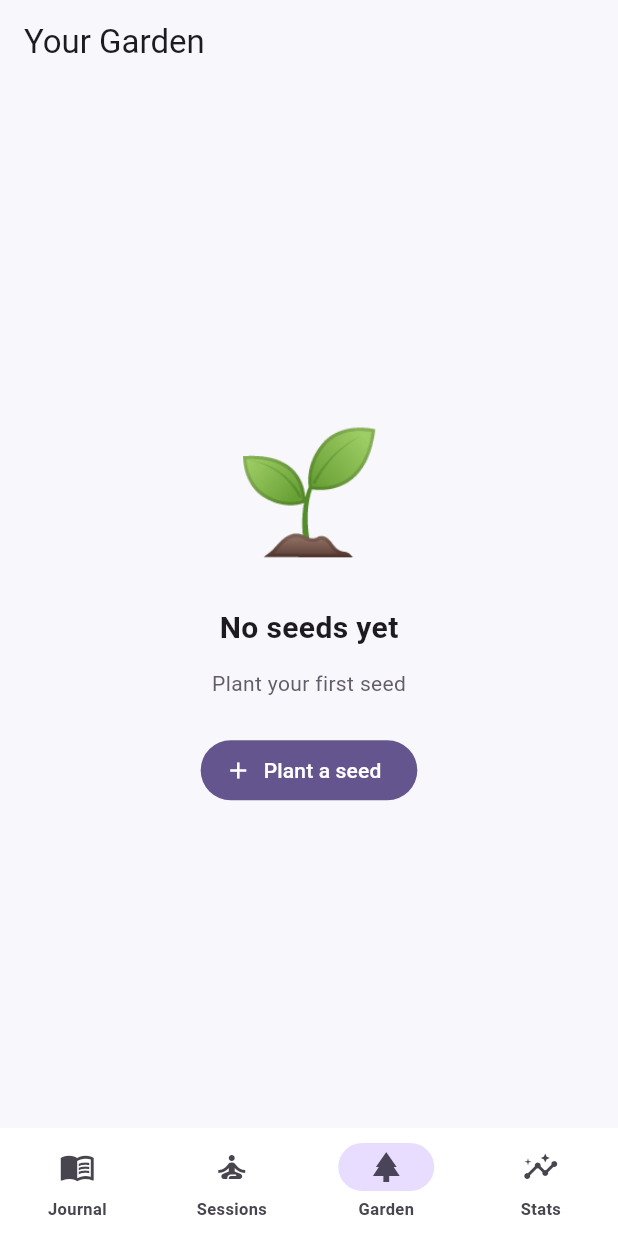
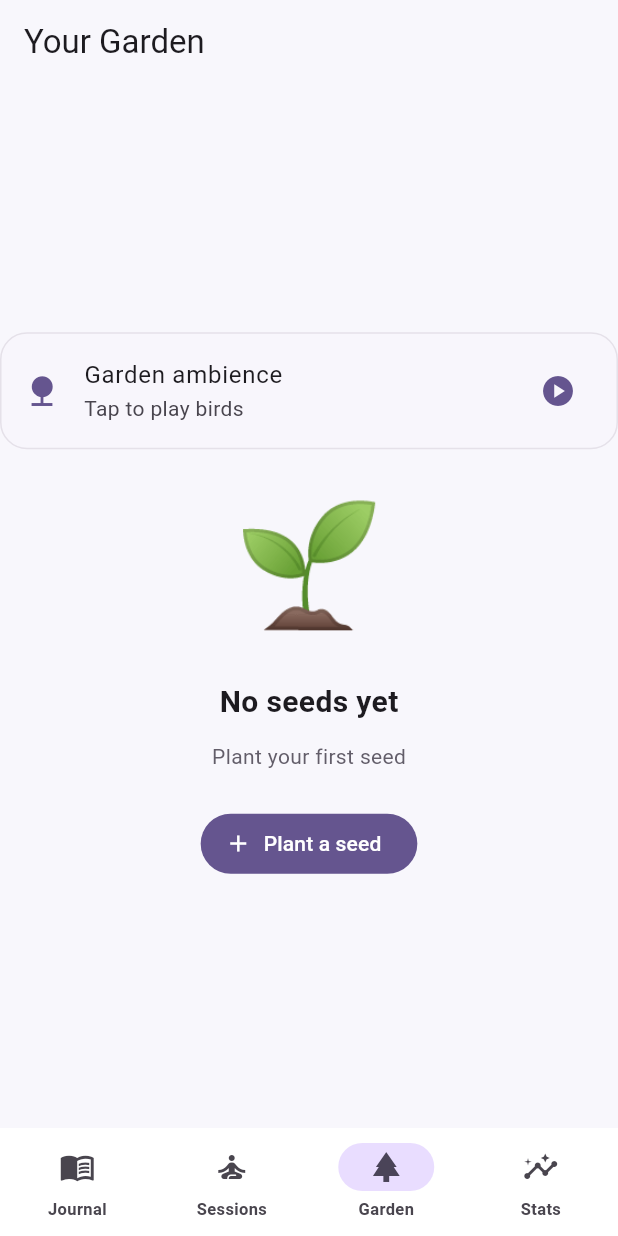
Before and after one commit to toufikben/nabd-rebuild, a Flutter app: the GardenScreen screen opened by its route, on a phone screen of 412 x 824 dp. Run offline on Flutter 3.47's test engine with Material 3 defaults, Android fonts, the phone set to English and light mode, and no system bars; our stand-ins replace fl_chart, flutter_animate, flutter_local_notifications, flutter_riverpod, flutter_secure_storage, go_router and 11 more; missing offline and left inert: cryptography, record; accounts and stored records are empty; statements that could not run were skipped.

Commit message:
feat: add garden bird ambience

```diff
--- a/lib/features/garden/garden_screen.dart
+++ b/lib/features/garden/garden_screen.dart
@@ -5,6 +5,7 @@ import 'package:go_router/go_router.dart';
 
 import '../../core/theme/app_colors.dart';
 import '../../models/seed.dart';
+import '../../services/audio_service.dart';
 import '../../services/garden_service.dart';
 
 /// GardenScreen — عرض الحديقة والبذور.
@@ -23,6 +24,8 @@ class GardenScreen extends ConsumerWidget {
           child: Column(
             mainAxisSize: MainAxisSize.min,
             children: [
+              _buildGardenAudioControl(context),
+              const SizedBox(height: 20),
               const Text('🌱', style: TextStyle(fontSize: 80)),
               const SizedBox(height: 20),
               const Text(
@@ -66,6 +69,8 @@ class GardenScreen extends ConsumerWidget {
       body: ListView(
         padding: const EdgeInsets.all(20),
         children: [
+          _buildGardenAudioControl(context),
+          const SizedBox(height: 20),
           // ─── Stats ───
           Row(
             children: [
@@ -118,6 +123,65 @@ class GardenScreen extends ConsumerWidget {
           ...state.seeds.map((s) => _buildSeedRow(context, s, garden)),
         ],
       ),
+    );
+  }
+
+  Widget _buildGardenAudioControl(BuildContext context) {
+    final colors = Theme.of(context).colorScheme;
+    final audio = AudioService.instance;
+
+    return ValueListenableBuilder<AmbientPlaybackState>(
+      valueListenable: audio.ambientState,
+      builder: (context, state, _) {
+        final isGarden = state.source == AmbientSource.garden;
+        final isPlaying =
+            isGarden && state.status == AmbientPlaybackStatus.playing;
+        final isLoading =
+            isGarden && state.status == AmbientPlaybackStatus.loading;
+        final hasError =
+            isGarden && state.status == AmbientPlaybackStatus.error;
+        final anotherAmbientIsActive = state.source != null &&
+            !isGarden && state.status != AmbientPlaybackStatus.idle;
+
+        return Card(
+          child: ListTile(
+            leading: Icon(Icons.nature, color: colors.primary),
+            title: const Text('Garden ambience'),
+            subtitle: Text(
+              hasError
+                  ? 'Unable to load garden audio. Tap to retry.'
+                  : anotherAmbientIsActive
+                      ? 'Another ambience is currently active.'
+                      : isLoading
+                          ? 'Loading garden ambience...'
+                          : isPlaying
+                              ? 'Birds are playing'
+                              : 'Tap to play birds',
+            ),
+            trailing: IconButton(
+              tooltip: isPlaying
+                  ? 'Stop garden ambience'
+                  : 'Play garden ambience',
+              onPressed: anotherAmbientIsActive || isLoading
+                  ? null
+                  : () async {
+                      if (isPlaying) {
+                        await audio.stop();
+                      } else {
+                        await audio.playAmbient(AmbientSource.garden);
+                      }
+                    },
+              icon: isLoading
+                  ? const SizedBox(
+                      width: 24,
+                      height: 24,
+                      child: CircularProgressIndicator(strokeWidth: 2),
+                    )
+                  : Icon(isPlaying ? Icons.stop_circle : Icons.play_circle),
+            ),
+          ),
+        );
+      },
     );
   }
 
--- a/lib/services/audio_service.dart
+++ b/lib/services/audio_service.dart
@@ -53,7 +53,7 @@ class AudioService {
 
   static const _defaultAmbientAssets = <AmbientSource, String>{
     AmbientSource.silent: 'assets/sounds/rain_soft.mp3',
-    AmbientSource.garden: 'assets/sounds/birds_distant.mp3',
+    AmbientSource.garden: 'assets/sounds/garden_birds.mp3',
     AmbientSource.session: 'assets/sounds/flute_dawn.mp3',
   };
 
```
Also changed, not shown: 1 other file.
